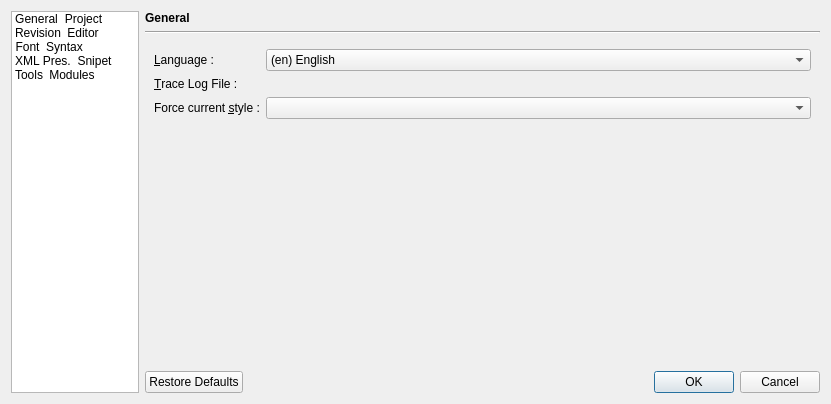
Old version of the form xinx/ui/custom.ui in the repository phoenix741/xinx.
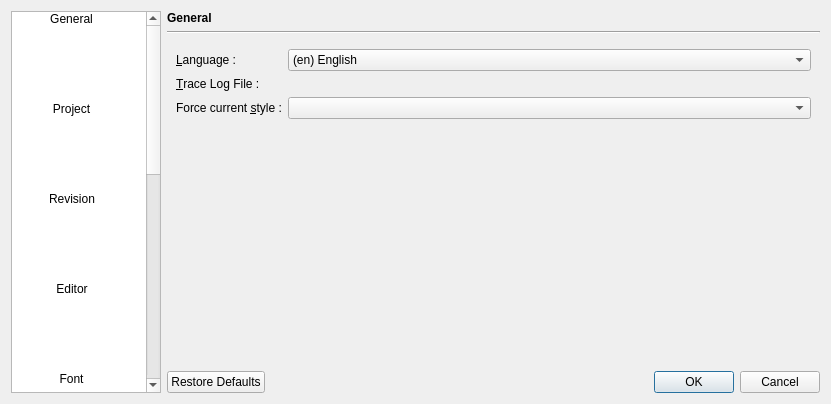
New version of the form. Icons and pictures are not drawn. Custom widgets are drawn as their Qt base class.

Commit message: Custom dialog show page for each plugins page

```diff
--- a/xinx/ui/custom.ui
+++ b/xinx/ui/custom.ui
@@ -18,13 +18,13 @@
     <widget class="QListWidget" name="m_listWidget">
      <property name="minimumSize">
       <size>
-       <width>128</width>
+       <width>150</width>
        <height>0</height>
       </size>
      </property>
      <property name="maximumSize">
       <size>
-       <width>128</width>
+       <width>150</width>
        <height>16777215</height>
       </size>
      </property>
@@ -37,8 +37,11 @@
      <property name="movement">
       <enum>QListView::Static</enum>
      </property>
-     <property name="spacing">
-      <number>12</number>
+     <property name="gridSize">
+      <size>
+       <width>120</width>
+       <height>90</height>
+      </size>
      </property>
      <property name="viewMode">
       <enum>QListView::IconMode</enum>
```
Left out of the diff: 4 changed lines with no effect on the pictures. The commit also changes 19 other files.
